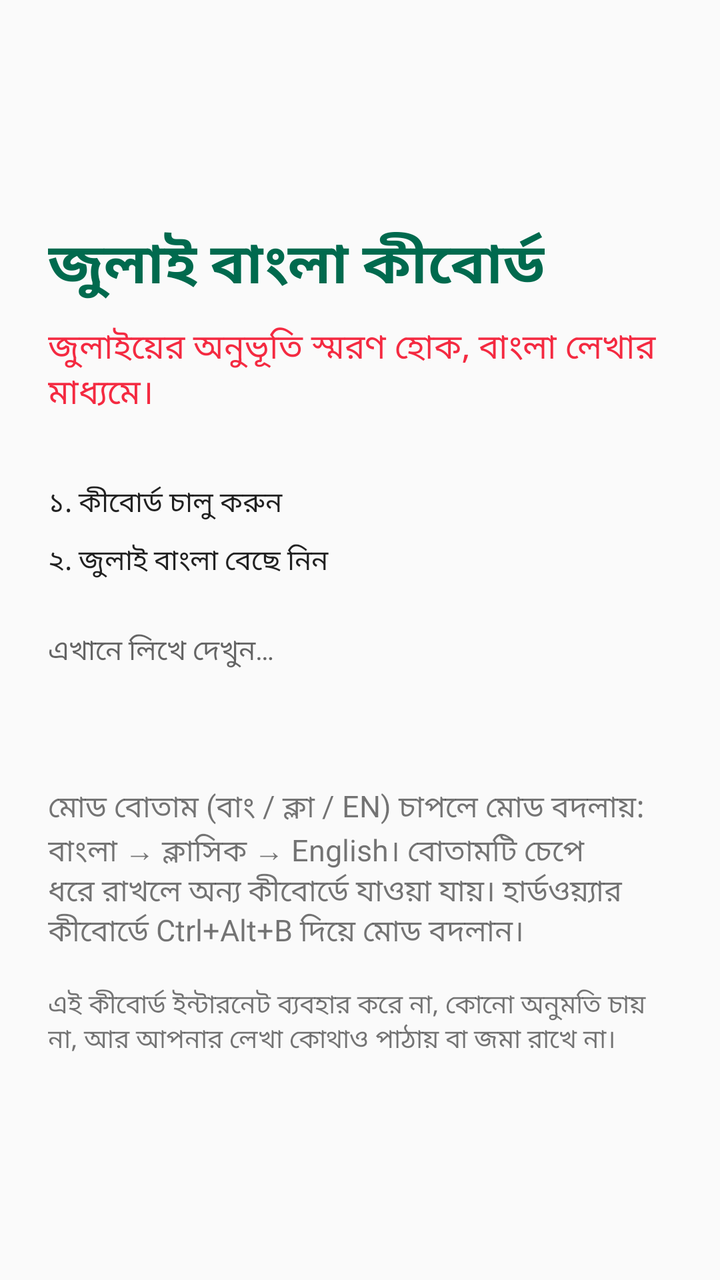
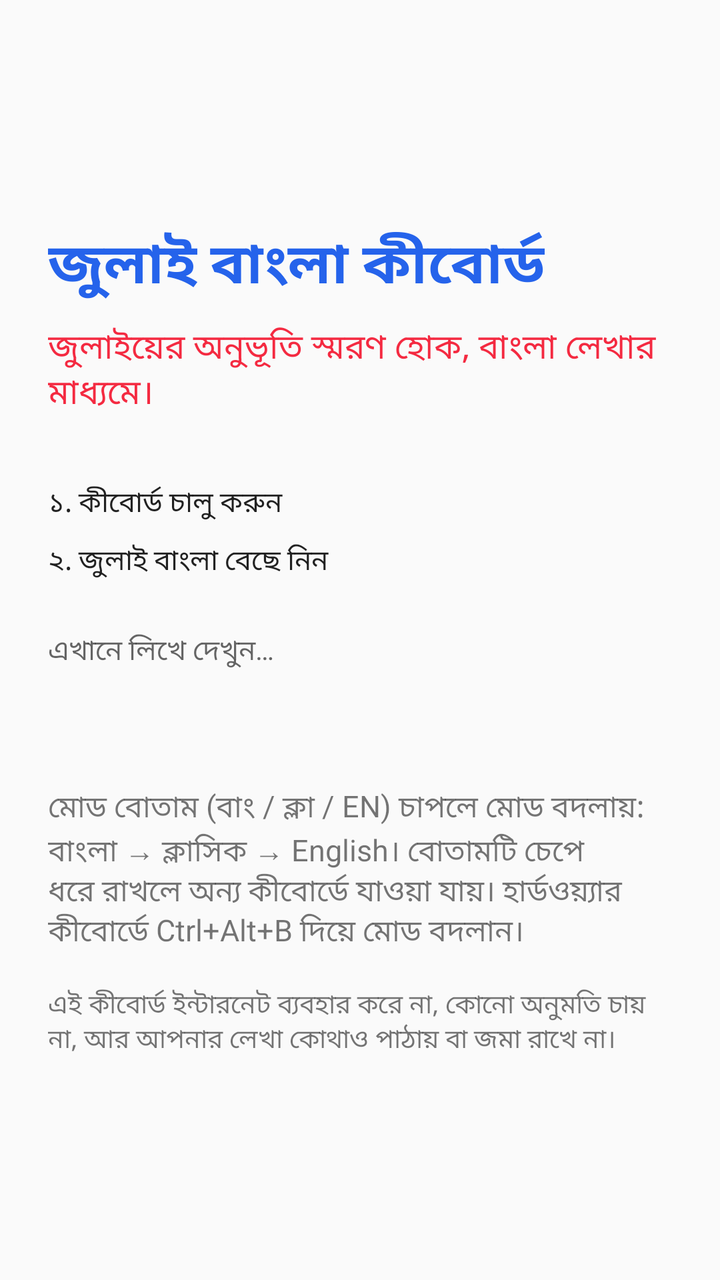

Compare the two renders of this Android layout. The source of the first and the diff that turns it into the second are given below.
<!-- AndroidManifest.xml: application theme Theme.July -->
<!-- res/layout/activity_setup.xml -->
<?xml version="1.0" encoding="utf-8"?>
<ScrollView xmlns:android="http://schemas.android.com/apk/res/android"
    android:layout_width="match_parent"
    android:layout_height="match_parent"
    android:fitsSystemWindows="true">

    <LinearLayout
        android:layout_width="match_parent"
        android:layout_height="wrap_content"
        android:orientation="vertical"
        android:padding="24dp">

        <ImageView
            android:layout_width="72dp"
            android:layout_height="72dp"
            android:layout_marginBottom="16dp"
            android:importantForAccessibility="no"
            android:src="@drawable/ic_launcher" />

        <TextView
            android:layout_width="wrap_content"
            android:layout_height="wrap_content"
            android:text="@string/app_name"
            android:textColor="@color/july_green"
            android:textSize="28sp"
            android:textStyle="bold" />

        <TextView
            android:layout_width="wrap_content"
            android:layout_height="wrap_content"
            android:layout_marginTop="8dp"
            android:text="@string/slogan"
            android:textColor="@color/july_red"
            android:textSize="17sp" />

        <Button
            android:id="@+id/enable"
            android:layout_width="match_parent"
            android:layout_height="wrap_content"
            android:layout_marginTop="32dp"
            android:text="@string/step_enable" />

        <Button
            android:id="@+id/choose"
            android:layout_width="match_parent"
            android:layout_height="wrap_content"
            android:layout_marginTop="8dp"
            android:text="@string/step_choose" />

        <EditText
            android:id="@+id/tryHere"
            android:layout_width="match_parent"
            android:layout_height="wrap_content"
            android:layout_marginTop="24dp"
            android:hint="@string/try_hint"
            android:importantForAutofill="no"
            android:inputType="textMultiLine"
            android:minLines="3" />

        <TextView
            android:layout_width="wrap_content"
            android:layout_height="wrap_content"
            android:layout_marginTop="24dp"
            android:text="@string/help"
            android:textSize="15sp" />

        <TextView
            android:layout_width="wrap_content"
            android:layout_height="wrap_content"
            android:layout_marginTop="16dp"
            android:text="@string/privacy"
            android:textSize="13sp" />
    </LinearLayout>
</ScrollView>
<!-- resources referenced by this layout -->
<resources>
  <color name="july_green">#006A4E</color>
  <color name="july_red">#F42A41</color>
  <!-- drawable ic_launcher (drawable-anydpi-v26) -->
  <?xml version="1.0" encoding="utf-8"?>
  <adaptive-icon xmlns:android="http://schemas.android.com/apk/res/android">
      <background android:drawable="@color/july_navy" />
      <foreground android:drawable="@drawable/ic_launcher_art" />
  </adaptive-icon>
  <string name="app_name">জুলাই বাংলা কীবোর্ড</string>
  <string name="help">মোড বোতাম (বাং / ক্লা / EN) চাপলে মোড বদলায়: বাংলা → ক্লাসিক → English। বোতামটি চেপে ধরে রাখলে অন্য কীবোর্ডে যাওয়া যায়। হার্ডওয়্যার কীবোর্ডে Ctrl+Alt+B দিয়ে মোড বদলান।</string>
  <string name="privacy">এই কীবোর্ড ইন্টারনেট ব্যবহার করে না, কোনো অনুমতি চায় না, আর আপনার লেখা কোথাও পাঠায় বা জমা রাখে না।</string>
  <string name="slogan">জুলাইয়ের অনুভূতি স্মরণ হোক, বাংলা লেখার মাধ্যমে।</string>
  <string name="step_choose">২. জুলাই বাংলা বেছে নিন</string>
  <string name="step_enable">১. কীবোর্ড চালু করুন</string>
  <string name="try_hint">এখানে লিখে দেখুন…</string>
  <style name="Theme.July" parent="android:Theme.Material.Light.NoActionBar">
          <item name="android:colorPrimary">@color/july_green</item>
          <item name="android:colorAccent">@color/july_red</item>
      </style>
  <color name="july_navy">#1B1D4E</color>
  <!-- drawable ic_launcher_art: jpg bitmap (drawable-xxxhdpi, 22906 bytes) -->
</resources>

<!-- the commit's change to res/layout/activity_setup.xml (unified diff, before → after) -->
@@ -21,7 +21,7 @@
             android:layout_width="wrap_content"
             android:layout_height="wrap_content"
             android:text="@string/app_name"
-            android:textColor="@color/july_green"
+            android:textColor="@color/july_blue"
             android:textSize="28sp"
             android:textStyle="bold" />
 
<!-- resource entries referenced after the edit -->
@@ -1,6 +1,6 @@
 <!-- resources referenced by this layout -->
 <resources>
-  <color name="july_green">#006A4E</color>
+  <color name="july_blue">#2563EB</color>
   <color name="july_red">#F42A41</color>
   <!-- drawable ic_launcher (drawable-anydpi-v26) -->
   <?xml version="1.0" encoding="utf-8"?>
@@ -16,8 +16,8 @@
   <string name="step_enable">১. কীবোর্ড চালু করুন</string>
   <string name="try_hint">এখানে লিখে দেখুন…</string>
   <style name="Theme.July" parent="android:Theme.Material.Light.NoActionBar">
-          <item name="android:colorPrimary">@color/july_green</item>
-          <item name="android:colorAccent">@color/july_red</item>
+          <item name="android:colorPrimary">@color/july_blue</item>
+          <item name="android:colorAccent">@color/july_blue</item>
       </style>
   <color name="july_navy">#1B1D4E</color>
   <!-- drawable ic_launcher_art: jpg bitmap (drawable-xxxhdpi, 22906 bytes) -->
